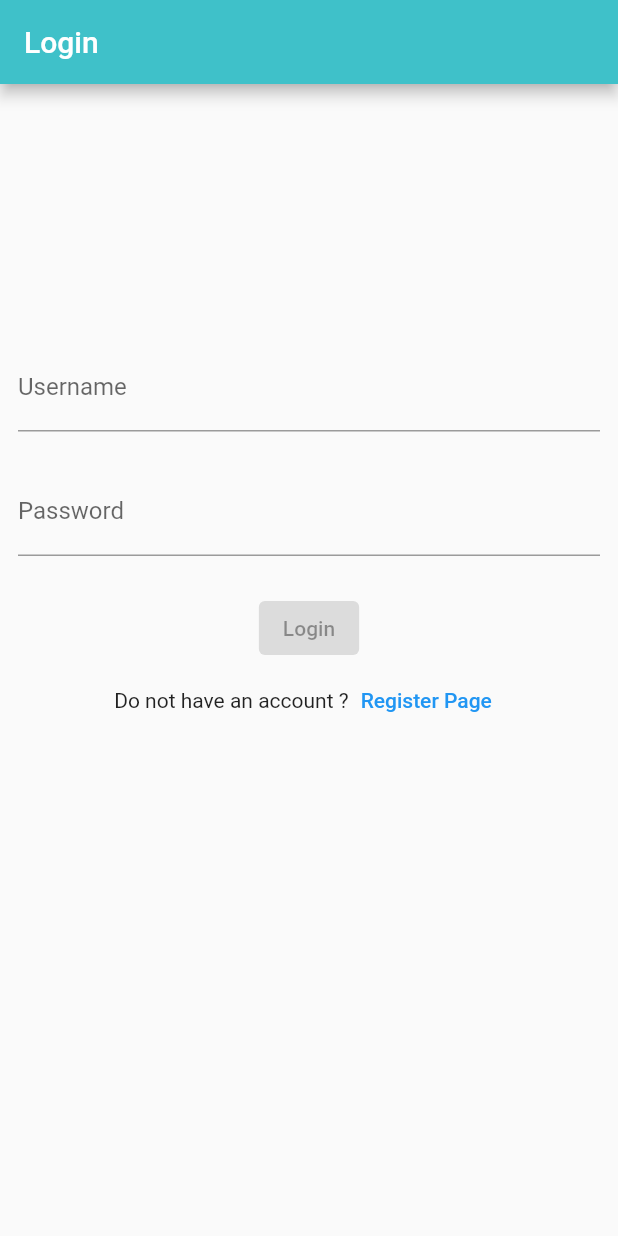
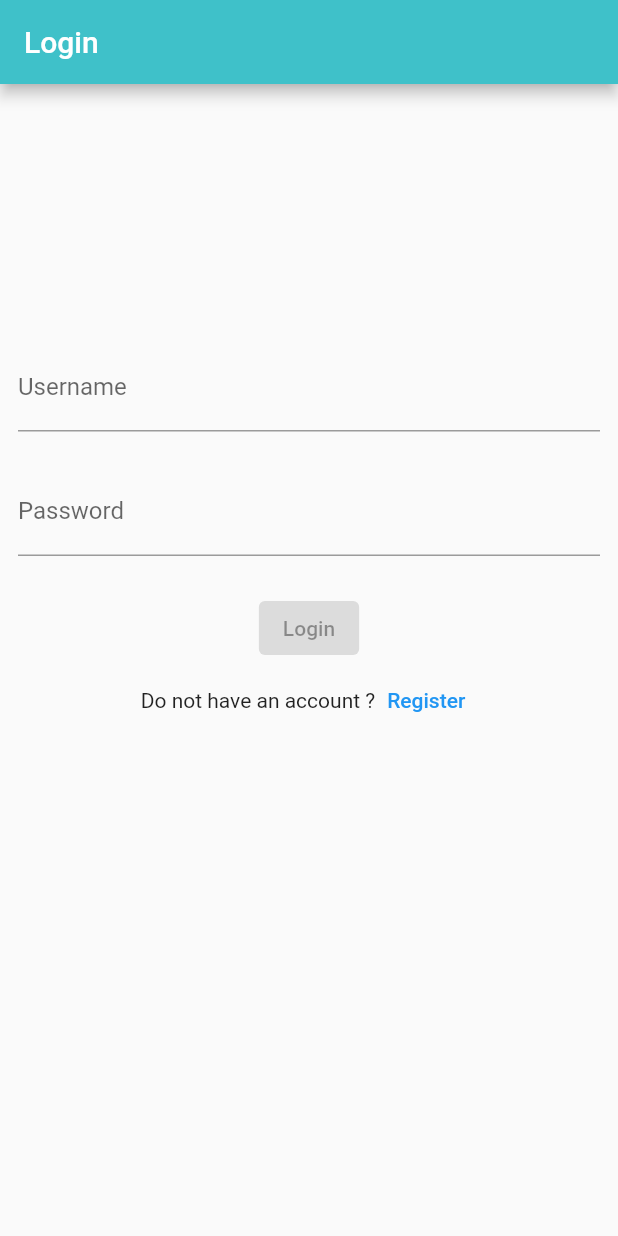
Before and after one commit to mwlt68/Scandium-Mobile, a Flutter app: the screen it shows after launch, on a phone screen of 412 x 824 dp. Run offline on Flutter 3.47's test engine with Material 2 defaults, Android fonts, the phone set to English and light mode, and no system bars; our stand-ins replace bloc, dio, equatable, flutter_bloc, flutter_svg, formz and 2 more; missing offline and left inert: flutter_guid, signalr_netcore, sticky_grouped_list.

Commit message:
Naming update for login-register

```diff
--- a/lib/features/login/view/login_form_values.dart
+++ b/lib/features/login/view/login_form_values.dart
@@ -7,7 +7,7 @@ class _LoginFormValues {
   final String passwordInputKey = 'loginForm_passwordInput_textField';
   final String passwordLabelText = 'Password';
   final String passwordErrorText = 'Password invalid';
-  final String registerPageButtonText = 'Register Page';
+  final String registerPageButtonText = 'Register';
   final String loginButtonText = 'Login';
   final String registerInfoText = 'Do not have an account ?';
 }
--- a/lib/features/register/view/register_form_values.dart
+++ b/lib/features/register/view/register_form_values.dart
@@ -5,7 +5,7 @@ class _RegisterFormValues {
   final String usernameLabelText = 'Username';
   final String passwordInputKey = 'registerForm_passwordInput_textField';
   final String passwordLabelText = 'Password';
-  final String registerPageButtonText = 'Register Page';
+  final String registerPageButtonText = 'Register';
   final String passwordConfimationInputKey =
       'registerForm_passwordConfirmationInput_textField';
   final String passwordConfirmationLabelText = 'Password Confirmation';
```
